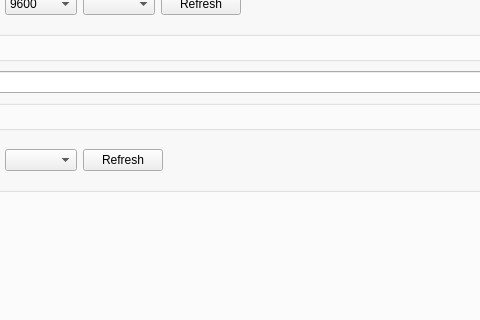
Above: gamepad.ui from zhengran14/SwitchGamepad before the change; both pictures show x 113 to 593 and y 89 to 409 of the 800 by 800 pixel window. Below: the same form after it.
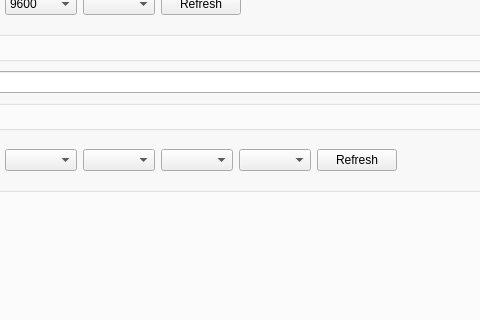
That is the form after the change. Custom widgets are drawn as their Qt base class.

Commit message: Support set resolution, frame rate and pixel format

```diff
--- a/gamepad.ui
+++ b/gamepad.ui
@@ -218,6 +218,15 @@
                   <item>
                    <widget class="QComboBox" name="videoCaptureList"/>
                   </item>
+                  <item>
+                   <widget class="QComboBox" name="videoCaptureResolution"/>
+                  </item>
+                  <item>
+                   <widget class="QComboBox" name="videoCaptureFrameRateRange"/>
+                  </item>
+                  <item>
+                   <widget class="QComboBox" name="videoCapturePixelFormat"/>
+                  </item>
                   <item>
                    <widget class="QPushButton" name="videoCaptureRefresh">
                     <property name="text">
```
The commit also changes 4 other files.
